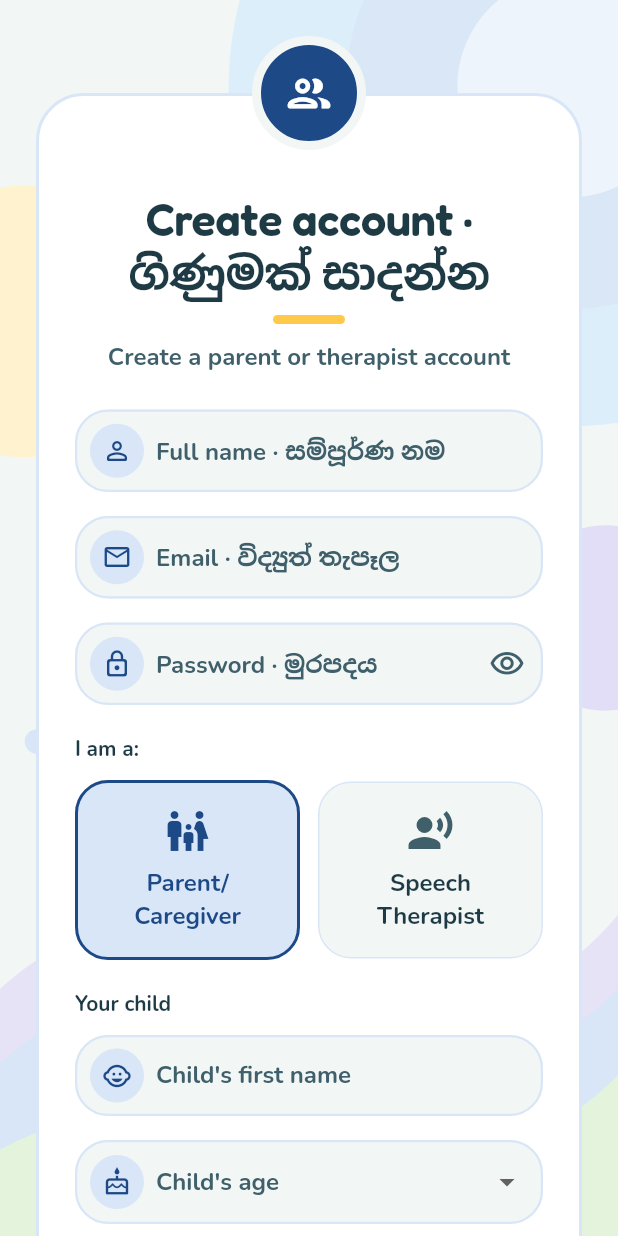
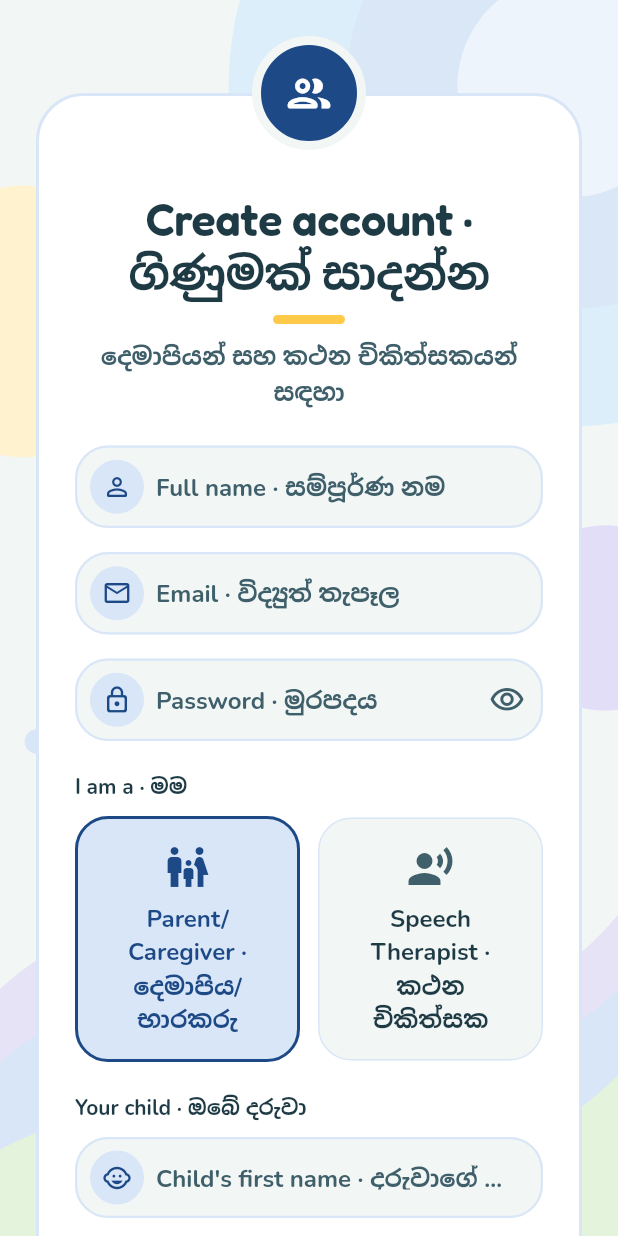
Before and after one commit to LeshanieM/Swara-RP, a Flutter app: the LoginScreen screen opened by its route, after a tap on "Sign in · පුරනය වන්න", after a tap on "Create account · ගිණුමක් සාදන්න", on a phone screen of 412 x 824 dp. Run offline on Flutter 3.47's test engine with Material 3 defaults, Android fonts, the light colour scheme and no system bars; our stand-ins replace camera, dio, file_picker, flutter_riverpod, flutter_secure_storage, go_router and 4 more; missing offline and left inert: google_mlkit_face_detection, record; accounts and stored records are empty.

Commit message:
Added Sinhala Trans;ations | Removed paragraphs

```diff
--- a/mobile/lib/features/auth/data/models/user_model.dart
+++ b/mobile/lib/features/auth/data/models/user_model.dart
@@ -13,6 +13,12 @@ class ChildRef {
       );
 
   Map<String, dynamic> toJson() => {'childId': childId, 'firstName': firstName, 'age': age};
+
+  ChildRef copyWith({String? firstName, int? age}) => ChildRef(
+        childId: childId,
+        firstName: firstName ?? this.firstName,
+        age: age ?? this.age,
+      );
 }
 
 class UserModel {
--- a/mobile/lib/features/auth/presentation/screens/login_screen.dart
+++ b/mobile/lib/features/auth/presentation/screens/login_screen.dart
@@ -44,7 +44,7 @@ class _LoginScreenState extends ConsumerState<LoginScreen> {
     if (!success && mounted) {
       ScaffoldMessenger.of(context).showSnackBar(
         SnackBar(
-          content: Text(ref.read(authProvider).error ?? 'Login failed'),
+          content: Text('${ref.read(authProvider).error ?? 'Sign in did not work'} · පුරනය වීමට නොහැකි විය'),
           backgroundColor: AppColors.error,
         ),
       );
@@ -128,7 +128,7 @@ class _LoginScreenState extends ConsumerState<LoginScreen> {
                                       decoration: BoxDecoration(color: AppColors.sun,
                                           borderRadius: BorderRadius.circular(3))),
                                   const SizedBox(height: 10),
-                                  Text('Sinhala speech support', textAlign: TextAlign.center,
+                                  Text('Sinhala speech support · සිංහල කථන සහාය', textAlign: TextAlign.center,
                                       style: AppTextStyles.bodySmall),
                                 ]),
                               ),
@@ -146,7 +146,7 @@ class _LoginScreenState extends ConsumerState<LoginScreen> {
                                         color: AppColors.primary, size: 20),
                                     const SizedBox(width: 10),
                                     Expanded(child: Text(
-                                      _isDemoMode ? 'Demo mode is on' : 'Use demo mode',
+                                      _isDemoMode ? 'Demo mode is on · ආදර්ශ මාදිලිය ක්‍රියාත්මකයි' : 'Use demo mode · ආදර්ශ මාදිලිය භාවිත කරන්න',
                                       style: AppTextStyles.bodySmall.copyWith(color: AppColors.text),
                                     )),
                                     Switch(value: _isDemoMode, onChanged: (_) => _toggleDemo()),
@@ -158,11 +158,11 @@ class _LoginScreenState extends ConsumerState<LoginScreen> {
                                 Row(children: [
                                   Expanded(child: OutlinedButton(
                                     onPressed: () => _fillDemo('parent@demo.com', 'demo123'),
-                                    child: const Text('Parent demo'))),
+                                    child: const Text('Parent demo · දෙමාපිය'))),
                                   const SizedBox(width: 8),
                                   Expanded(child: OutlinedButton(
                                     onPressed: () => _fillDemo('therapist@demo.com', 'demo123'),
-                                    child: const Text('Therapist demo'))),
+                                    child: const Text('Therapist demo · චිකිත්සක'))),
                                 ]),
                               ],
                               const SizedBox(height: 20),
@@ -177,9 +177,9 @@ class _LoginScreenState extends ConsumerState<LoginScreen> {
                                 ),
                                 validator: (v) {
                                   final email = v?.trim() ?? '';
-                                  if (email.isEmpty) return 'Please enter your email';
+                                  if (email.isEmpty) return 'Please enter your email · විද්‍යුත් තැපෑල ඇතුළත් කරන්න';
                                   if (!RegExp(r'^[^\s@]+@[^\s@]+\.[^\s@]+$').hasMatch(email)) {
-                                    return 'Enter a valid email address';
+                                    return 'Enter a valid email address · නිවැරදි විද්‍යුත් තැපෑලක් ඇතුළත් කරන්න';
                                   }
                                   return null;
                                 },
@@ -199,7 +199,7 @@ class _LoginScreenState extends ConsumerState<LoginScreen> {
                                     onPressed: () => setState(() => _obscurePassword = !_obscurePassword),
                                   ),
                                 ),
-                                validator: (v) => v == null || v.isEmpty ? 'Please enter your password' : null,
+                                validator: (v) => v == null || v.isEmpty ? 'Please enter your password · මුරපදය ඇතුළත් කරන්න' : null,
                               )),
                               SizedBox(height: short ? 20 : 24),
                               CalmReveal(order: 3, child: Column(children: [
@@ -209,7 +209,7 @@ class _LoginScreenState extends ConsumerState<LoginScreen> {
                                 const SizedBox(height: 12),
                                 Wrap(alignment: WrapAlignment.center, crossAxisAlignment: WrapCrossAlignment.center,
                                   children: [
-                                    Text('New to Swara? · අලුතින්ද?', style: AppTextStyles.bodySmall),
+                                    Text('New to Swara? · Swara වෙත අලුතින්ද?', style: AppTextStyles.bodySmall),
                                     TextButton(
                                       style: TextButton.styleFrom(minimumSize: const Size(48, 52)),
                                       onPressed: () => context.go(widget.redirectTo == null
@@ -221,7 +221,9 @@ class _LoginScreenState extends ConsumerState<LoginScreen> {
                                 ),
                               ])),
                               const SizedBox(height: 12),
-                              Text(AppConstants.researchDisclaimer, textAlign: TextAlign.center,
+                              Text(
+                                  'පර්යේෂණ සඳහා පමණි. මෙය කථන-භාෂා චිකිත්සක සේවාව වෙනුවට නොවේ.',
+                                  textAlign: TextAlign.center,
                                   style: AppTextStyles.caption),
                             ],
                           ),
--- a/mobile/lib/features/auth/presentation/screens/register_screen.dart
+++ b/mobile/lib/features/auth/presentation/screens/register_screen.dart
@@ -54,7 +54,7 @@ class _RegisterScreenState extends ConsumerState<RegisterScreen> {
     if (!success && mounted) {
       ScaffoldMessenger.of(context).showSnackBar(
         SnackBar(
-          content: Text(ref.read(authProvider).error ?? 'Registration failed'),
+          content: Text('${ref.read(authProvider).error ?? 'Registration failed'} · ලියාපදිංචි වීමට නොහැකි විය'),
           backgroundColor: AppColors.error,
         ),
       );
@@ -65,26 +65,26 @@ class _RegisterScreenState extends ConsumerState<RegisterScreen> {
 
   /// The child this account is for, and the PIN that guards parent-only actions.
   List<Widget> _childFields() => [
-        Text('Your child', style: AppTextStyles.label),
+        Text('Your child · ඔබේ දරුවා', style: AppTextStyles.label),
         const SizedBox(height: 10),
         TextFormField(
           controller: _childNameController,
           decoration: InputDecoration(
-            labelText: "Child's first name",
+            labelText: "Child's first name · දරුවාගේ මුල් නම",
             prefixIcon: _prefixIcon(Icons.child_care_outlined),
           ),
-          validator: (v) => v == null || v.trim().isEmpty ? "Please enter your child's name" : null,
+          validator: (v) => v == null || v.trim().isEmpty ? "Please enter your child's name · දරුවාගේ නම ඇතුළත් කරන්න" : null,
         ),
         const SizedBox(height: 16),
         DropdownButtonFormField<int>(
           value: _childAge,
           decoration: InputDecoration(
-            labelText: "Child's age",
+            labelText: "Child's age · දරුවාගේ වයස",
             prefixIcon: _prefixIcon(Icons.cake_outlined),
           ),
-          items: [for (var a = 5; a <= 14; a++) DropdownMenuItem(value: a, child: Text('$a years'))],
+          items: [for (var a = 5; a <= 14; a++) DropdownMenuItem(value: a, child: Text('$a years · අවුරුදු $a'))],
           onChanged: (v) => setState(() => _childAge = v),
-          validator: (v) => v == null ? 'Swara is for ages 5–14' : null,
+          validator: (v) => v == null ? 'Swara is for ages 5–14 · Swara වයස 5–14 දරුවන් සඳහායි' : null,
         ),
         const SizedBox(height: 16),
         TextFormField(
@@ -94,11 +94,11 @@ class _RegisterScreenState extends ConsumerState<RegisterScreen> {
           maxLength: 6,
           inputFormatters: [FilteringTextInputFormatter.digitsOnly],
           decoration: InputDecoration(
-            labelText: 'Parent PIN',
-            helperText: 'Asked before video uploads and parent questions',
+            labelText: 'Parent PIN · දෙමාපිය PIN අංකය',
+            helperText: 'වීඩියෝ සහ දෙමාපිය කොටස් සඳහා අවශ්‍යයි',
             prefixIcon: _prefixIcon(Icons.lock_outlined),
           ),
-          validator: (v) => (v ?? '').length < 4 ? 'Use 4–6 digits' : null,
+          validator: (v) => (v ?? '').length < 4 ? 'Use 4–6 digits · ඉලක්කම් 4–6ක් භාවිත කරන්න' : null,
         ),
       ];
 
@@ -155,7 +155,7 @@ class _RegisterScreenState extends ConsumerState<RegisterScreen> {
                                 Container(width: 48, height: 6, decoration: BoxDecoration(
                                     color: AppColors.sun, borderRadius: BorderRadius.circular(3))),
                                 const SizedBox(height: 10),
-                                Text('Create a parent or therapist account', textAlign: TextAlign.center,
+                                  Text('දෙමාපියන් සහ කථන චිකිත්සකයන් සඳහා', textAlign: TextAlign.center,
                                     style: AppTextStyles.bodySmall),
                               ])),
                               const SizedBox(height: 24),
@@ -165,7 +165,7 @@ class _RegisterScreenState extends ConsumerState<RegisterScreen> {
                                     fontWeight: FontWeight.w700, color: AppColors.text),
                                 decoration: InputDecoration(labelText: 'Full name · සම්පූර්ණ නම',
                                     prefixIcon: _prefixIcon(Icons.person_outline_rounded)),
-                                validator: (v) => v == null || v.isEmpty ? 'Please enter your name' : null,
+                                validator: (v) => v == null || v.isEmpty ? 'Please enter your name · ඔබේ නම ඇතුළත් කරන්න' : null,
                               ),
                               SizedBox(height: short ? 12 : 16),
                               TextFormField(
@@ -177,8 +177,8 @@ class _RegisterScreenState extends ConsumerState<RegisterScreen> {
                                     prefixIcon: _prefixIcon(Icons.email_outlined)),
                                 validator: (v) {
                                   final email = v?.trim() ?? '';
-                                  if (email.isEmpty) return 'Please enter your email';
-                                  if (!RegExp(r'^[^\s@]+@[^\s@]+\.[^\s@]+$').hasMatch(email)) return 'Enter a valid email address';
+                                  if (email.isEmpty) return 'Please enter your email · විද්‍යුත් තැපෑල ඇතුළත් කරන්න';
+                                  if (!RegExp(r'^[^\s@]+@[^\s@]+\.[^\s@]+$').hasMatch(email)) return 'Enter a valid email address · නිවැරදි විද්‍යුත් තැපෑලක් ඇතුළත් කරන්න';
                                   return null;
                                 },
                               ),
@@ -196,20 +196,20 @@ class _RegisterScreenState extends ConsumerState<RegisterScreen> {
                                       onPressed: () => setState(() => _obscurePassword = !_obscurePassword),
                                     )),
                                 validator: (v) {
-                                  if (v == null || v.isEmpty) return 'Please enter a password';
-                                  if (v.length < 6) return 'Password must be at least 6 characters';
+                                  if (v == null || v.isEmpty) return 'Please enter a password · මුරපදයක් ඇතුළත් කරන්න';
+                                  if (v.length < 6) return 'Password must be at least 6 characters · මුරපදය අවම වශයෙන් අක්ෂර 6ක් විය යුතුයි';
                                   return null;
                                 },
                               ),
                               const SizedBox(height: 20),
-                              Text('I am a:', style: AppTextStyles.label),
+                              Text('I am a · මම', style: AppTextStyles.label),
                               const SizedBox(height: 10),
                               Row(children: [
-                                _RoleCard(title: 'Parent/Caregiver', icon: Icons.family_restroom,
+                                _RoleCard(title: 'Parent/Caregiver · දෙමාපිය/භාරකරු', icon: Icons.family_restroom,
                                     value: AppConstants.roleChild, selected: _role == AppConstants.roleChild,
                                     onTap: () => setState(() => _role = AppConstants.roleChild)),
                                 const SizedBox(width: 12),
-                                _RoleCard(title: 'Speech Therapist', icon: Icons.record_voice_over,
+                                _RoleCard(title: 'Speech Therapist · කථන චිකිත්සක', icon: Icons.record_voice_over,
                                     value: AppConstants.roleTherapist, selected: _role == AppConstants.roleTherapist,
                                     onTap: () => setState(() => _role = AppConstants.roleTherapist)),
                               ]),
@@ -218,10 +218,10 @@ class _RegisterScreenState extends ConsumerState<RegisterScreen> {
                               if (_role == AppConstants.roleTherapist)
                                 TextFormField(
                                   controller: _codeController,
-                                  decoration: InputDecoration(labelText: 'Therapist code',
-                                      helperText: 'Given to the research team\'s therapists',
+                                  decoration: InputDecoration(labelText: 'Therapist code · චිකිත්සක කේතය',
+                                      helperText: 'පර්යේෂණ කණ්ඩායමෙන් ලබාගන්න',
                                       prefixIcon: _prefixIcon(Icons.badge_outlined)),
-                                  validator: (v) => v == null || v.trim().isEmpty ? 'Enter the therapist code' : null,
+                                  validator: (v) => v == null || v.trim().isEmpty ? 'Enter the therapist code · චිකිත්සක කේතය ඇතුළත් කරන්න' : null,
                                 ),
                               const SizedBox(height: 24),
                               SizedBox(height: short ? 56 : 64, child: SwaraButton(
@@ -235,7 +235,7 @@ class _RegisterScreenState extends ConsumerState<RegisterScreen> {
                                     style: TextButton.styleFrom(minimumSize: const Size(48, 52)),
                                     onPressed: () => context.go(widget.redirectTo == null ? '/login'
                                         : '/login?redirectTo=${Uri.encodeComponent(widget.redirectTo!)}'),
-                                    child: const Text('Sign in'),
+                                    child: const Text('Sign in · පුරනය වන්න'),
                                   ),
                                 ]),
                             ],
```
Also changed, not shown: mobile/lib/core/routing/app_router.dart (+13 -0 lines), mobile/lib/features/auth/data/providers/auth_provider.dart (+39 -0 lines), mobile/lib/features/auth/presentation/screens/profile_screen.dart (added, +252 -0 lines), mobile/lib/features/concomitant/data/providers/video_analysis_provider.dart (+18 -16 lines), mobile/lib/features/concomitant/presentation/screens/video_analysis_processing_screen.dart (+26 -14 lines).
